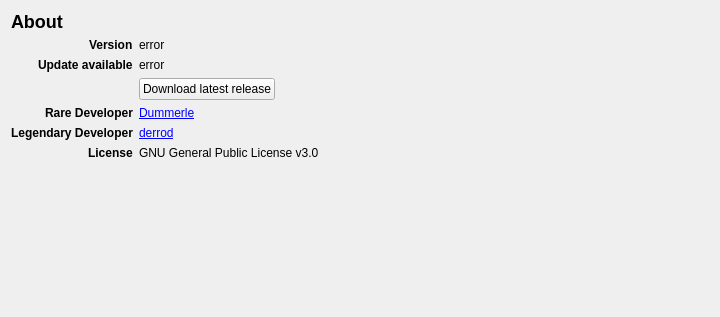
This is rare/ui/components/tabs/settings/about.ui in RareDevs/Rare as Qt 5 draws it before an edit. The edited form follows.
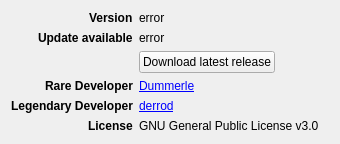
This is the edited form.

Commit message: SideTabWidget: Add container widget with a title and a scrollarea as the master widget for each tab

The edit to the form file:
```diff
--- a/rare/ui/components/tabs/settings/about.ui
+++ b/rare/ui/components/tabs/settings/about.ui
@@ -6,8 +6,8 @@
    <rect>
        <x>0</x>
        <y>0</y>
-       <width>720</width>
-       <height>317</height>
+    <width>340</width>
+    <height>142</height>
    </rect>
   </property>
   <property name="windowTitle">
@@ -17,14 +17,7 @@
    <property name="labelAlignment">
     <set>Qt::AlignRight|Qt::AlignTrailing|Qt::AlignVCenter</set>
    </property>
-   <item row="0" column="0" colspan="2">
-    <widget class="QLabel" name="title">
-     <property name="text">
-      <string>&lt;h2&gt;About&lt;/h2&gt;</string>
-     </property>
-    </widget>
-   </item>
-   <item row="1" column="0">
+   <item row="0" column="0">
     <widget class="QLabel" name="version_label">
      <property name="font">
       <font>
@@ -37,14 +30,14 @@
      </property>
     </widget>
    </item>
-   <item row="1" column="1">
+   <item row="0" column="1">
     <widget class="QLabel" name="version">
      <property name="text">
       <string notr="true">error</string>
      </property>
     </widget>
    </item>
-   <item row="2" column="0">
+   <item row="1" column="0">
     <widget class="QLabel" name="update_label">
      <property name="font">
       <font>
@@ -57,14 +50,14 @@
      </property>
     </widget>
    </item>
-   <item row="2" column="1">
+   <item row="1" column="1">
        <widget class="QLabel" name="update_lbl">
            <property name="text">
                <string notr="true">error</string>
            </property>
        </widget>
    </item>
-   <item row="3" column="1">
+   <item row="2" column="1">
     <widget class="QPushButton" name="open_browser">
      <property name="sizePolicy">
       <sizepolicy hsizetype="Maximum" vsizetype="Fixed">
@@ -77,7 +70,7 @@
      </property>
     </widget>
    </item>
-   <item row="4" column="0">
+   <item row="3" column="0">
     <widget class="QLabel" name="dev_label">
      <property name="font">
       <font>
@@ -90,7 +83,7 @@
      </property>
     </widget>
    </item>
-   <item row="4" column="1">
+   <item row="3" column="1">
     <widget class="QLabel" name="dev">
      <property name="toolTip">
       <string>Github</string>
@@ -103,7 +96,7 @@
      </property>
     </widget>
    </item>
-   <item row="5" column="0">
+   <item row="4" column="0">
     <widget class="QLabel" name="lgd_dev_label">
      <property name="font">
       <font>
@@ -116,7 +109,7 @@
      </property>
     </widget>
    </item>
-   <item row="5" column="1">
+   <item row="4" column="1">
     <widget class="QLabel" name="lgd_dev">
      <property name="toolTip">
       <string>Github</string>
@@ -129,7 +122,7 @@
      </property>
     </widget>
    </item>
-   <item row="6" column="0">
+   <item row="5" column="0">
     <widget class="QLabel" name="license_label">
      <property name="font">
       <font>
@@ -142,7 +135,7 @@
      </property>
     </widget>
    </item>
-   <item row="6" column="1">
+   <item row="5" column="1">
     <widget class="QLabel" name="license">
      <property name="text">
       <string>GNU General Public License v3.0</string>
```
Lines whose indentation alone changed are shown as unchanged. The commit also changes 40 other files.
